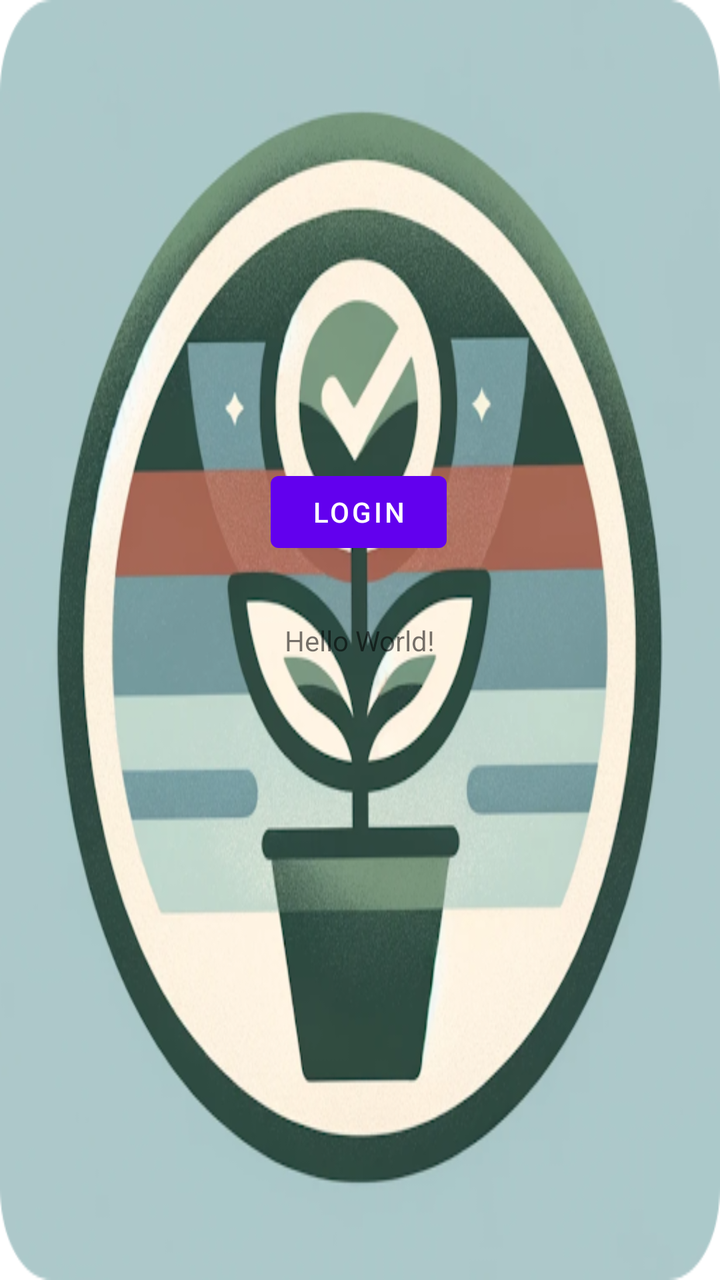
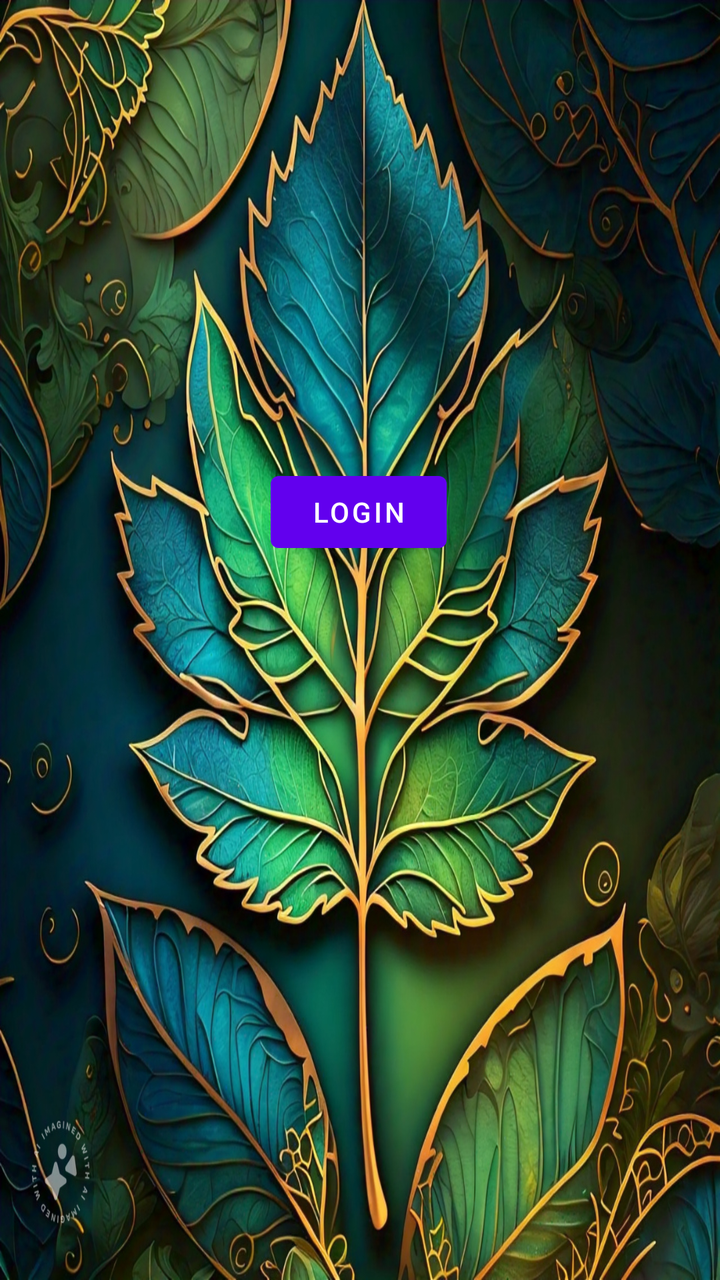

Two renders of the same Android screen: before a commit and after it. Below are the layout's source before the change and the commit's diff.
<!-- AndroidManifest.xml: application theme Theme.LearnLeaf -->
<!-- res/layout/activity_main.xml -->
<?xml version="1.0" encoding="utf-8"?>
<androidx.constraintlayout.widget.ConstraintLayout xmlns:android="http://schemas.android.com/apk/res/android"
    xmlns:app="http://schemas.android.com/apk/res-auto"
    xmlns:tools="http://schemas.android.com/tools"
    android:layout_width="match_parent"
    android:layout_height="match_parent"
    tools:context=".MainActivity"
    android:background="@drawable/learnleaf">

    <TextView
        android:layout_width="wrap_content"
        android:layout_height="wrap_content"
        android:text="Hello World!"
        app:layout_constraintBottom_toBottomOf="parent"
        app:layout_constraintLeft_toLeftOf="parent"
        app:layout_constraintRight_toRightOf="parent"
        app:layout_constraintTop_toTopOf="parent" />

    <Button
        android:id="@+id/Login"
        android:layout_width="wrap_content"
        android:layout_height="wrap_content"
        android:layout_marginBottom="360dp"
        android:text="Login"
        app:layout_constraintBottom_toBottomOf="parent"
        app:layout_constraintEnd_toEndOf="parent"
        app:layout_constraintHorizontal_bias="0.498"
        app:layout_constraintStart_toStartOf="parent" />

</androidx.constraintlayout.widget.ConstraintLayout>
<!-- resources referenced by this layout -->
<resources>
  <!-- drawable learnleaf: jpg bitmap (drawable, 241415 bytes) -->
  <style name="Theme.LearnLeaf" parent="Theme.MaterialComponents.DayNight.DarkActionBar">
          
          <item name="colorPrimary">@color/purple_500</item>
          <item name="colorPrimaryVariant">@color/purple_700</item>
          <item name="colorOnPrimary">@color/white</item>
          
          <item name="colorSecondary">@color/teal_200</item>
          <item name="colorSecondaryVariant">@color/teal_700</item>
          <item name="colorOnSecondary">@color/black</item>
          
          <item name="android:statusBarColor" tools:targetApi="l">?attr/colorPrimaryVariant</item>
          
      </style>
  <color name="purple_500">#FF6200EE</color>
  <color name="purple_700">#FF3700B3</color>
  <color name="white">#FFFFFFFF</color>
  <color name="teal_200">#FF03DAC5</color>
  <color name="teal_700">#FF018786</color>
  <color name="black">#FF000000</color>
</resources>

<!-- the commit's change to res/layout/activity_main.xml (unified diff, before → after) -->
@@ -5,16 +5,7 @@
     android:layout_width="match_parent"
     android:layout_height="match_parent"
     tools:context=".MainActivity"
-    android:background="@drawable/learnleaf">
-
-    <TextView
-        android:layout_width="wrap_content"
-        android:layout_height="wrap_content"
-        android:text="Hello World!"
-        app:layout_constraintBottom_toBottomOf="parent"
-        app:layout_constraintLeft_toLeftOf="parent"
-        app:layout_constraintRight_toRightOf="parent"
-        app:layout_constraintTop_toTopOf="parent" />
+    android:background="@drawable/learnleafbg">
 
     <Button
         android:id="@+id/Login"
@@ -27,4 +18,6 @@
         app:layout_constraintHorizontal_bias="0.498"
         app:layout_constraintStart_toStartOf="parent" />
 
+
+
 </androidx.constraintlayout.widget.ConstraintLayout>
<!-- resource entries referenced after the edit -->
@@ -1,6 +1,6 @@
 <!-- resources referenced by this layout -->
 <resources>
-  <!-- drawable learnleaf: jpg bitmap (drawable, 241415 bytes) -->
+  <!-- drawable learnleafbg: jpeg bitmap (drawable, 758726 bytes) -->
   <style name="Theme.LearnLeaf" parent="Theme.MaterialComponents.DayNight.DarkActionBar">
           
           <item name="colorPrimary">@color/purple_500</item>
